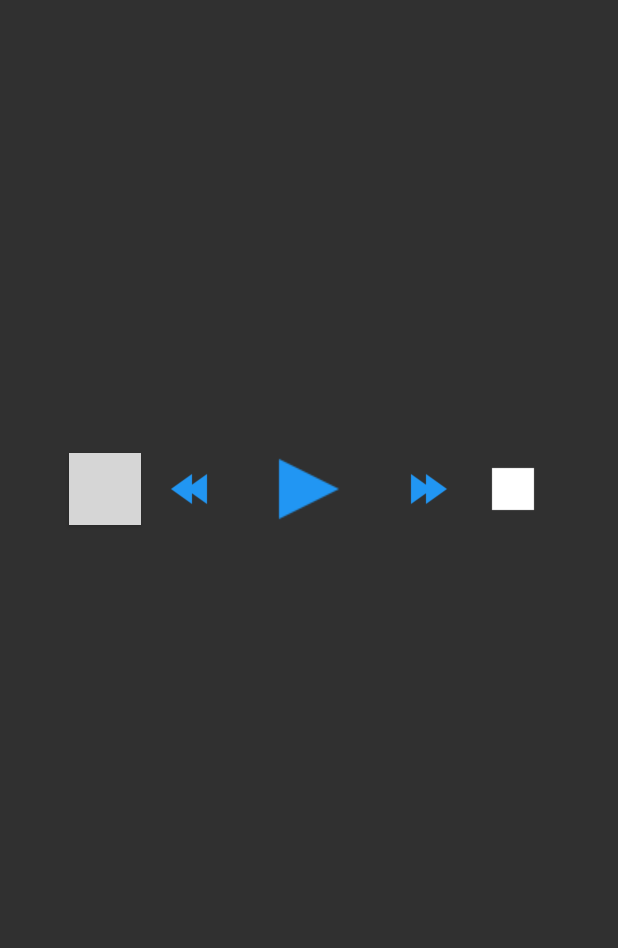
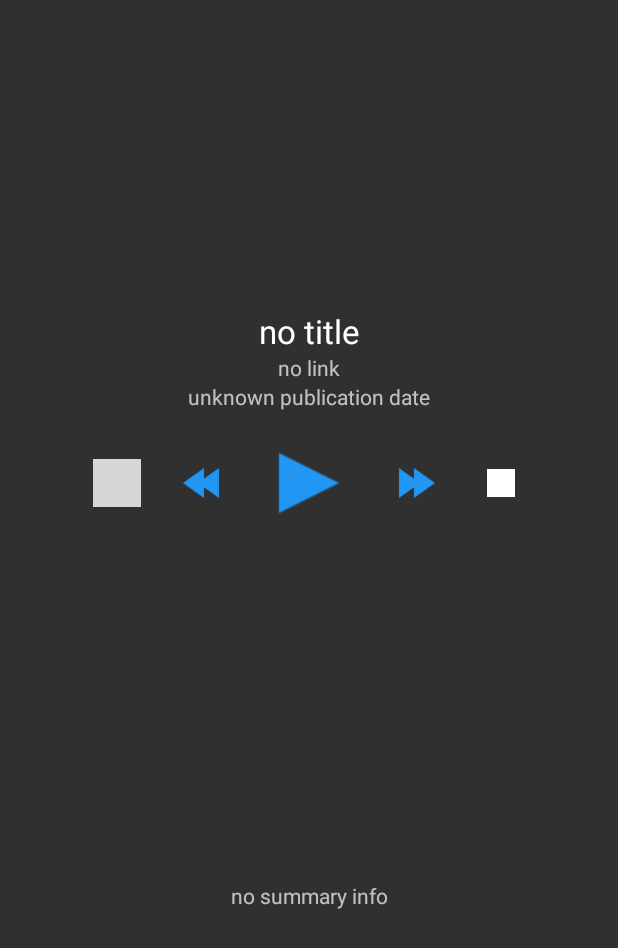
Before and after one commit to igor-shaula/PodcastListener, an Android app: the DetailActivity screen opened directly, with no data from a screen before it, on a phone screen of 412 x 824 dp. Shown: the top 948 px of the screen. Run offline under Robolectric (Android 15) with nearby library versions, the phone set to English and light mode, and no system bars; pictures from the network do not load; 2 statements that could not run were skipped; grey boxes are pictures that could not be loaded.

Commit message:
notifications & callbacks added to media-service, along with tons of code redesign and improvements \ all works but bugs are present \

```diff
--- a/app/src/main/java/i_will_pass/to_final_of/devchallenge_x/activities/DetailActivity.java
+++ b/app/src/main/java/i_will_pass/to_final_of/devchallenge_x/activities/DetailActivity.java
@@ -13,14 +13,15 @@ import android.view.View;
 import android.widget.Button;
 import android.widget.FrameLayout;
 import android.widget.ImageView;
-import android.widget.MediaController;
 import android.widget.RelativeLayout;
 import android.widget.TextView;
+import android.widget.Toast;
 
 import com.bumptech.glide.Glide;
 import com.bumptech.glide.load.engine.DiskCacheStrategy;
 
 import i_will_pass.to_final_of.devchallenge_x.R;
+import i_will_pass.to_final_of.devchallenge_x.entity.InfoEntity;
 import i_will_pass.to_final_of.devchallenge_x.services.MediaPlayerService;
 import i_will_pass.to_final_of.devchallenge_x.utils.L;
 import i_will_pass.to_final_of.devchallenge_x.utils.PSF;
@@ -30,26 +31,24 @@ import i_will_pass.to_final_of.devchallenge_x.utils.PSUtils;
  * represents and manages second screen of UI - details of chosen podcast \
  * also controls dedicated media-service, which is doing the main job of this application \
  */
-public class DetailActivity extends AppCompatActivity implements View.OnClickListener {
+public class DetailActivity extends AppCompatActivity implements
+        View.OnClickListener, MediaPlayerService.CallingComponent {
 
     private static final String CN = "DetailActivity ` ";
 
     private static final String MAIN_IMAGE_URL_START = "https://radio-t.com/images/radio-t/rt";
     private static final String MAIN_IMAGE_URL_END = ".jpg";
 
-    private String mediaContentUrl;
+    //    private String mediaContentUrl;
+    private InfoEntity infoEntity;
 
-//    private MediaPlayer mediaPlayer;
-
-//    private boolean prepared;
-
-    private boolean isPlaying;
+    // buttons with changing background \
     private Button bMute;
     private Button bPlayPause;
     private Button bStop;
 
-    private MediaPlayerService mService;
-    boolean mBound = false;
+    private MediaPlayerService mediaPlayerService;
+    private boolean serviceBound;
 
     /**
      * Defines callbacks for service binding, passed to bindService()
@@ -57,19 +56,21 @@ public class DetailActivity extends AppCompatActivity implements View.OnClickLis
     private ServiceConnection serviceConnection = new ServiceConnection() {
 
         @Override
-        public void onServiceConnected(ComponentName className,
-                                       IBinder service) {
+        public void onServiceConnected(ComponentName className, IBinder service) {
             // We've bound to LocalService, cast the IBinder and get LocalService instance
             MediaPlayerService.LocalBinder binder = (MediaPlayerService.LocalBinder) service;
-            mService = binder.getService();
-            mBound = true;
+            mediaPlayerService = binder.getService();
+            mediaPlayerService.registerCaller(DetailActivity.this);
+            serviceBound = true;
         }
 
         @Override
         public void onServiceDisconnected(ComponentName arg0) {
-            mBound = false;
+            serviceBound = false;
         }
     };
+
+    // ALL CALLBACKS ===============================================================================
 
     @Override
     protected void onCreate(Bundle savedInstanceState) {
@@ -78,80 +79,99 @@ public class DetailActivity extends AppCompatActivity implements View.OnClickLis
         // all starting findViewById & getIntent & Glide's job & setText are placed in this method \
         setInitialViewsAndListeners();
 
-        // TODO: 17.09.2016 add MediaController and make visible controls on screen \
-        MediaController mediaController = new MediaController(this, false);
-        mediaController.setAnchorView(findViewById(R.id.llPlayerControls));
+        bindMediaPlayerService();
     }
 
-/*
     @Override
     protected void onStart() {
         super.onStart();
-        // we need explicit link for onStop and other possible controlling methods \
-        mediaPlayer = new MediaPlayer();
-        prepareMediaPlayer(mediaPlayer);
+        if (mediaPlayerService != null)
+            mediaPlayerService.registerCaller(this);
     }
 
     @Override
     protected void onStop() {
         super.onStop();
-        // stopping and releasing all media resources here \
-        if (mediaPlayer.isPlaying())
-            mediaPlayer.stop();
-        mediaPlayer.release();
-        // explicitly telling GC to clean this heavy container with already useless data \
-        mediaPlayer = null;
+//        mediaPlayerService.unRegisterCaller(this);
     }
-*/
+
+    private boolean mediaMuted = false;
 
     @Override
     public void onClick(View view) {
 
         switch (view.getId()) {
-            case R.id.bMute:
 
-                break;
-            case R.id.bRewind:
-
-                break;
             case R.id.bPlayPause:
-                if (isPlaying) {
-                    bPlayPause.setBackgroundResource(R.drawable.icon_media_play_blue);
-                    mService.stopMedia(); // NullPointerException
-                } else {
-                    bPlayPause.setBackgroundResource(R.drawable.icon_media_pause_blue);
-                    Intent intent = new Intent(this, MediaPlayerService.class)
-                            .putExtra(PSF.IE_MEDIA_CONTENT_URL, mediaContentUrl);
-
+                if (mediaPlayerService.isPlaying())
+                    mediaPlayerService.pauseMedia(); // NullPointerException
+                else {
                     if (PSUtils.isMyServiceRunning(this, MediaPlayerService.class)) {
-
-                        bindService(intent, serviceConnection, Context.BIND_AUTO_CREATE);
-                        mService.playMedia();
+                        mediaPlayerService.playMedia();
                         L.l(CN + "bPlayPause - service is already running");
-
                     } else {
-                        // media will be played as soon as player is prepared in the service \
-                        if (mediaContentUrl != null) {
-                            startService(intent);
-                        } else
-                            L.a(CN + "mediaContentUrl is null before starting service !!!");
+                        bindMediaPlayerService();
+                        L.a(CN + "mediaContentUrl is null before starting service !!!");
                     }
                 }
-                // as our view is changed anyway - we have to update the flag for a new click \
-                isPlaying = !isPlaying;
                 break;
-            case R.id.bForward:
 
-                break;
             case R.id.bStop:
                 // Unbind from the service
-                if (mBound) {
+                if (serviceBound) {
                     unbindService(serviceConnection);
-                    mBound = false;
+                    serviceBound = false;
+//                    mediaPlayerService.unRegisterCaller(this);
                 }
+                break;
+
+            case R.id.bMute:
+                if (mediaMuted) {
+                    mediaPlayerService.unMuteMedia();
+                    mediaMuted = false;
+                } else {
+                    mediaPlayerService.muteMedia();
+                    mediaMuted = true;
+                }
+                break;
+
+            case R.id.bRewind:
+                mediaPlayerService.rewindMedia();
+                break;
+
+            case R.id.bForward:
+                mediaPlayerService.forwardMedia();
                 break;
         }
     } // end of onClick-method \\
+
+    @Override
+    public void playbackActive() {
+        bPlayPause.setBackgroundResource(R.drawable.icon_media_pause_blue);
+        bStop.setBackgroundResource(R.drawable.icon_media_stop);
+    }
+
+    @Override
+    public void playbackPaused() {
+        bPlayPause.setBackgroundResource(R.drawable.icon_media_play_blue);
+    }
+
+    @Override
+    public void mutingDone() {
+        bMute.setBackgroundResource(R.drawable.icon_media_mute_accent);
+    }
+
+    @Override
+    public void mutingCancelled() {
+        bMute.setBackgroundResource(R.drawable.icon_media_mute);
+    }
+
+    @Override
+    public void stopDone() {
+        bStop.setBackgroundResource(R.drawable.icon_media_stop_accent);
+        bPlayPause.setBackgroundResource(R.drawable.icon_media_play_blue);
+        Toast.makeText(this, "Media service completely stopped", Toast.LENGTH_SHORT).show();
+    }
 
     // MAIN ACTIONS ================================================================================
 
@@ -167,16 +187,10 @@ public class DetailActivity extends AppCompatActivity implements View.OnClickLis
         TextView tvPubDate = (TextView) findViewById(R.id.tvPubDate);
         TextView tvSummary = (TextView) findViewById(R.id.tvSummary);
         bMute = (Button) findViewById(R.id.bMute);
+        bPlayPause = (Button) findViewById(R.id.bPlayPause);
+        bStop = (Button) findViewById(R.id.bStop);
         Button bRewind = (Button) findViewById(R.id.bRewind);
-        bPlayPause = (Button) findViewById(R.id.bPlayPause);
         Button bForward = (Button) findViewById(R.id.bForward);
-        bStop = (Button) findViewById(R.id.bStop);
-
-        String title = getIntent().getStringExtra(PSF.IE_TITLE);
-        String link = getIntent().getStringExtra(PSF.IE_LINK);
-        String pubDate = getIntent().getStringExtra(PSF.IE_PUB_DATE);
-        String summary = getIntent().getStringExtra(PSF.IE_SUMMARY);
-        mediaContentUrl = getIntent().getStringExtra(PSF.IE_MEDIA_CONTENT_URL);
 /*
         as i see for now - all podcast pictures in radio-t.com are small squares 200 x 200 px \
         so i decided to place this picture into container in the top of the screen \
@@ -191,10 +205,16 @@ public class DetailActivity extends AppCompatActivity implements View.OnClickLis
 
         flMainPicture.setLayoutParams(new RelativeLayout.LayoutParams(squareSide, squareSide / 2));
 
+        infoEntity = getIntent().getParcelableExtra(PSF.INFO_ENTITY);
+        if (infoEntity == null) {
+            L.a(CN + "infoEntity is null -> nothing can be done without data");
+            return;
+        }
         // quick way of getting link for the picture - no time for additional site parsing \
+        String link = infoEntity.getLink();
         String podCastIndex = link.substring(link.length() - 4, link.length() - 1);
         String mainImageUrl = MAIN_IMAGE_URL_START + podCastIndex + MAIN_IMAGE_URL_END;
-//        String mainImageUrl = "https://radio-t.com/images/radio-t/rt510.jpg"; // example
+        // example of mainImageUrl: "https://radio-t.com/images/radio-t/rt510.jpg";
         L.l(CN + "podCastIndex  = " + podCastIndex);
 
         // i've chosen Glide because it's faster then Picasso and it's recommended by Google \
@@ -206,10 +226,10 @@ public class DetailActivity extends AppCompatActivity implements View.OnClickLis
                 .error(R.drawable.placeholder_error)
                 .into(ivMainPicture);
 
-        tvTitle.setText(title);
+        tvTitle.setText(infoEntity.getTitle());
         tvLink.setText(link);
-        tvPubDate.setText(pubDate);
-        tvSummary.setText(summary);
+        tvPubDate.setText(infoEntity.getPubDate());
+        tvSummary.setText(infoEntity.getSummary());
 
         bMute.setOnClickListener(this);
         bRewind.setOnClickListener(this);
@@ -218,50 +238,12 @@ public class DetailActivity extends AppCompatActivity implements View.OnClickLis
         bStop.setOnClickListener(this);
     } // end of setInitialViewsAndListeners-method \\
 
-/*
-    private void prepareMediaPlayer(MediaPlayer mediaPlayer) {
+    private void bindMediaPlayerService() {
 
-        mediaPlayer.setOnInfoListener(new MediaPlayer.OnInfoListener() {
-            @Override
-            public boolean onInfo(MediaPlayer mediaPlayer, int i, int i1) {
-                L.l(CN + "onInfo: i = " + i + " , i1 = " + i1);
-                return false;
-            }
-        });
+        Intent intent = new Intent(this, MediaPlayerService.class)
+                .putExtra(PSF.INFO_ENTITY, infoEntity);
 
-        mediaPlayer.setOnErrorListener(new MediaPlayer.OnErrorListener() {
-            @Override
-            public boolean onError(MediaPlayer mediaPlayer, int i, int i1) {
-                L.e(CN + "onError: i = " + i + " , i1 = " + i1);
-                prepared = false;
-                return false;
-            }
-        });
-
-        mediaPlayer.setOnPreparedListener(new MediaPlayer.OnPreparedListener() {
-            @Override
-            public void onPrepared(MediaPlayer mediaPlayer) {
-                L.e(CN + "after onPrepared: " + System.currentTimeMillis());
-                prepared = true;
-
-                mediaPlayer.start();
-            }
-        });
-
-        try {
-            mediaPlayer.setAudioStreamType(AudioManager.STREAM_MUSIC);
-            mediaPlayer.setDataSource(mediaContentUrl);
-
-            // i'd like to measure time of preparing stream \
-            L.e(CN + "before onPrepared: " + System.currentTimeMillis());
-            mediaPlayer.prepareAsync();
-            // when this step is done - onPrepared will be called \
-
-        } catch (IOException e) {
-            e.printStackTrace();
-        }
-    } // end of prepareMediaPlayer-method \\
-*/
-
-
+        // binding, preparing and waiting for start playback \
+        bindService(intent, serviceConnection, Context.BIND_AUTO_CREATE);
+    }
 }
--- a/app/src/main/res/layout/activity_detail.xml
+++ b/app/src/main/res/layout/activity_detail.xml
@@ -54,29 +54,39 @@
 
         <Button
             android:id="@+id/bMute"
-            style="@style/MediaControlButton"
+            style="?buttonBarButtonStyle"
+            android:layout_width="@dimen/size_32"
+            android:layout_height="@dimen/size_32"
+            android:layout_margin="@dimen/size_16"
             android:background="@drawable/icon_media_mute" />
 
         <Button
             android:id="@+id/bRewind"
-            style="@style/MediaControlButton"
+            style="?buttonBarButtonStyle"
+            android:layout_width="@dimen/size_48"
+            android:layout_height="@dimen/size_48"
             android:background="@drawable/icon_media_rew_blue" />
 
         <Button
             android:id="@+id/bPlayPause"
-            style="@style/MediaControlButton"
+            style="?buttonBarButtonStyle"
             android:layout_width="@dimen/size_96"
             android:layout_height="@dimen/size_96"
             android:background="@drawable/icon_media_play_blue" />
 
         <Button
             android:id="@+id/bForward"
-            style="@style/MediaControlButton"
+            style="?buttonBarButtonStyle"
+            android:layout_width="@dimen/size_48"
+            android:layout_height="@dimen/size_48"
             android:background="@drawable/icon_media_ff_blue" />
 
         <Button
             android:id="@+id/bStop"
-            style="@style/MediaControlButton"
+            style="?buttonBarButtonStyle"
+            android:layout_width="@dimen/size_32"
+            android:layout_height="@dimen/size_32"
+            android:layout_margin="@dimen/size_16"
             android:background="@drawable/icon_media_stop" />
 
     </LinearLayout>
--- a/app/src/main/res/values/strings.xml
+++ b/app/src/main/res/values/strings.xml
@@ -25,5 +25,6 @@
     <string name="failedTitle">Failed getting new data</string>
     <string name="failedSummary">Check your Internet settings, please</string>
     <string name="image_for_current_podcast">image for current podcast</string>
+    <string name="notificationSubText">"Click here to open podcast player"</string>
 
 </resources>
```
Also changed, not shown: app/src/main/java/i_will_pass/to_final_of/devchallenge_x/activities/StartingActivity.java (+8 -7 lines), app/src/main/java/i_will_pass/to_final_of/devchallenge_x/services/MediaPlayerService.java (+242 -63 lines), app/src/main/java/i_will_pass/to_final_of/devchallenge_x/utils/PSF.java (+1 -8 lines), app/src/main/res/values/styles.xml (+9 -1 lines), app/src/main/res/drawable/notification_icon_play.png (added).
